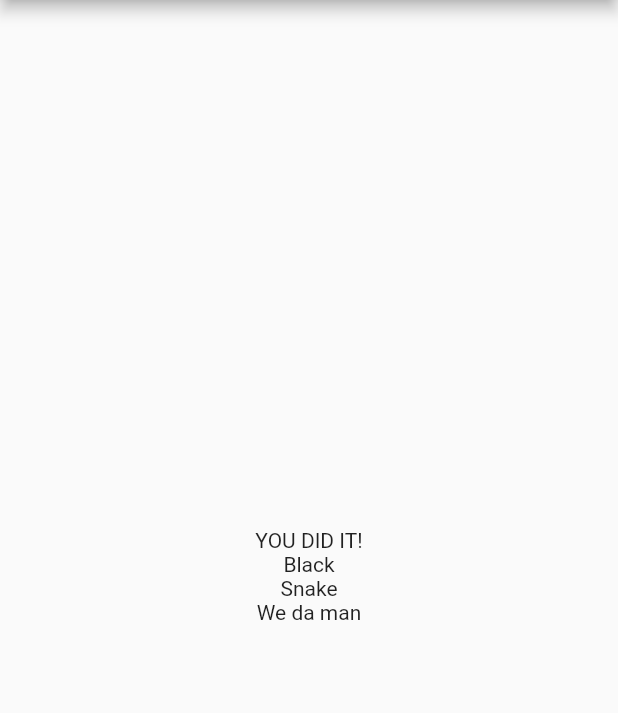
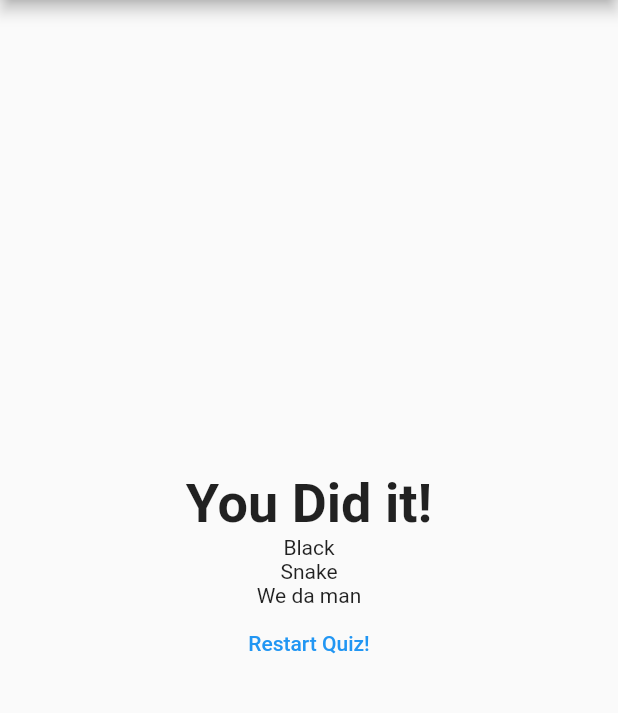
Before and after one commit to Vanderbeck/flutter_complete_guide, a Flutter app: the screen it shows after launch, after a tap on "Black", after a tap on "Snake", after a tap on "We da man", on a phone screen of 412 x 824 dp, the part 84-797 px from its top. Run offline on Flutter 3.47's test engine with Material 2 defaults, Android fonts, the phone set to English and light mode, and no system bars.

Commit message:
added quiz reset button

```diff
--- a/lib/main.dart
+++ b/lib/main.dart
@@ -40,6 +40,13 @@ class _MyAppState extends State<MyApp> {
     });
   }
 
+  void _resetQuiz(){
+    setState(() {
+      _quizResult.clear();
+      _questionIndex = 0;
+    });
+  }
+
   // BUILD
   @override //Widget deliberately overwrites the StatelessWidget build method
   Widget build(BuildContext context) //Required by StatelessWidget
@@ -67,6 +74,7 @@ class _MyAppState extends State<MyApp> {
             //else
             : Result(
                 resultList: _quizResult,
+                resetHandler: _resetQuiz,
               ),
       ),
     );
--- a/lib/result.dart
+++ b/lib/result.dart
@@ -2,19 +2,34 @@ import 'package:flutter/material.dart';
 
 class Result extends StatelessWidget {
   final List resultList;
+  final Function resetHandler;
 
-  Result({this.resultList});
+  Result({this.resultList, this.resetHandler});
+
+  String get resultPhrase {
+    String resultText = "You Did it!";
+    return resultText;
+  }
 
   @override
   Widget build(BuildContext context) {
     return Column(mainAxisAlignment: MainAxisAlignment.center, children: [
       Container(
         width: double.infinity,
-        child: Text('YOU DID IT!', textAlign: TextAlign.center),
+        child: Text(
+          resultPhrase,
+          textAlign: TextAlign.center,
+          style: TextStyle(fontSize: 36, fontWeight: FontWeight.bold),
+        ),
       ),
       Container(
         width: double.infinity,
         child: Text(resultList.join("\n"), textAlign: TextAlign.center),
+      ),
+      FlatButton(
+        child: Text('Restart Quiz!'),
+        onPressed: resetHandler,
+        textColor: Colors.blue,
       )
     ]);
   }
```
